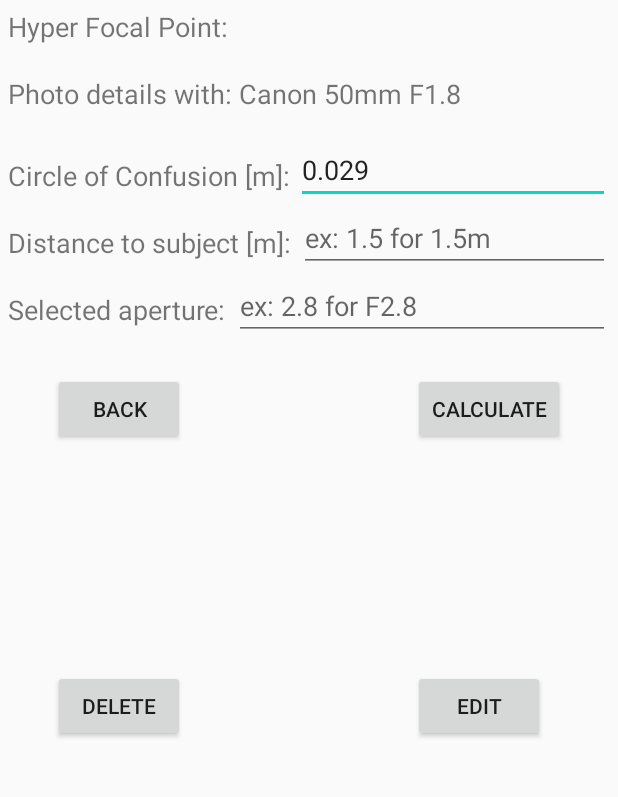
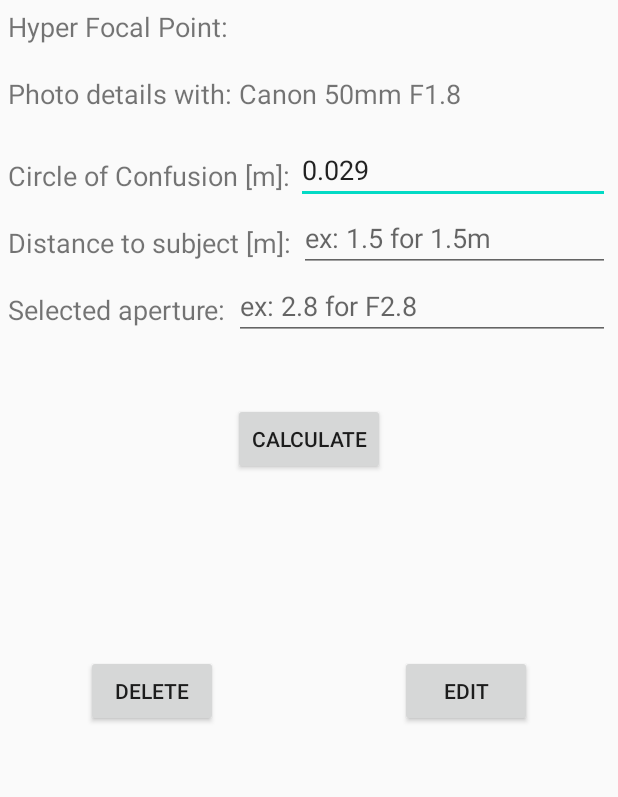
Before and after one commit to jevidin/DepthOfFieldCalculator, an Android app: the CalculateDOFActivity screen opened directly, with no data from a screen before it, on a phone screen of 412 x 824 dp, the part 211-1008 px from its top. Run offline under Robolectric (Android 15) with nearby library versions, the phone set to English and light mode, and no system bars.

Commit message:
[tamseant] added app bar buttons functionality and removed duplicate buttons

```diff
--- a/app/src/main/java/com/example/assignment2/CalculateDOFActivity.java
+++ b/app/src/main/java/com/example/assignment2/CalculateDOFActivity.java
@@ -1,5 +1,6 @@
 package com.example.assignment2;
 
+import androidx.annotation.NonNull;
 import androidx.appcompat.app.AppCompatActivity;
 
 import android.content.Context;
@@ -7,6 +8,7 @@ import android.content.Intent;
 import android.os.Bundle;
 import android.view.Menu;
 import android.view.MenuInflater;
+import android.view.MenuItem;
 import android.view.View;
 import android.widget.ArrayAdapter;
 import android.widget.Button;
@@ -38,7 +40,6 @@ public class CalculateDOFActivity extends AppCompatActivity {
         extractDataFromIntent();
         displayLens();
         setUpCalculateBtn();
-        setUpBackBtn();
         setUpEditBtn();
         setUpDeleteBtn();
     }
@@ -48,6 +49,18 @@ public class CalculateDOFActivity extends AppCompatActivity {
         MenuInflater inflater = getMenuInflater();
         inflater.inflate(R.menu.menu_calculate, menu);
         return true;
+    }
+
+    @Override
+    public boolean onOptionsItemSelected(@NonNull MenuItem item) {
+        switch(item.getItemId()){
+            case R.id.action_back:
+                //Toast.makeText(CalculateDOFActivity.this, "Back pressed", Toast.LENGTH_SHORT).show();
+                finish();
+                return true;
+            default:
+                return super.onOptionsItemSelected(item);
+        }
     }
 
     public void onRestart() {
@@ -110,18 +123,6 @@ public class CalculateDOFActivity extends AppCompatActivity {
     }
 
 
-    private void setUpBackBtn() {
-        Button btn = findViewById(R.id.Calculate_btnBack);
-        btn.setOnClickListener(new View.OnClickListener() {
-            @Override
-            public void onClick(View v) {
-                finish();
-            }
-        });
-    }
-
-
-
     public static Intent makeLaunchIntent(Context context, int lensIdx){
         Intent intent = new Intent(context, CalculateDOFActivity.class);
         intent.putExtra(EXTRA_LENS_INDEX, lensIdx);
--- a/app/src/main/res/layout/activity_calculate_dof.xml
+++ b/app/src/main/res/layout/activity_calculate_dof.xml
@@ -6,17 +6,6 @@
     android:layout_height="match_parent"
     tools:context=".CalculateDOFActivity">
 
-
-    <Button
-        android:id="@+id/Calculate_btnBack"
-        android:layout_width="wrap_content"
-        android:layout_height="wrap_content"
-        android:layout_marginStart="35dp"
-        android:layout_marginLeft="35dp"
-        android:layout_marginTop="30dp"
-        android:text="@string/backBtn"
-        app:layout_constraintStart_toStartOf="parent"
-        app:layout_constraintTop_toBottomOf="@+id/txtAperture" />
 
     <TextView
         android:id="@+id/textViewNFP"
@@ -104,11 +93,12 @@
         android:id="@+id/calculateBtn"
         android:layout_width="wrap_content"
         android:layout_height="wrap_content"
-        android:layout_marginEnd="35dp"
-        android:layout_marginRight="35dp"
+        android:layout_marginTop="50dp"
         android:text="@string/calculateBtn"
         app:layout_constraintEnd_toEndOf="parent"
-        app:layout_constraintTop_toTopOf="@+id/Calculate_btnBack" />
+        app:layout_constraintHorizontal_bias="0.5"
+        app:layout_constraintStart_toStartOf="parent"
+        app:layout_constraintTop_toBottomOf="@+id/txtAperture" />
 
     <EditText
         android:id="@+id/inputCOC"
@@ -162,18 +152,22 @@
         android:id="@+id/btnEdit"
         android:layout_width="wrap_content"
         android:layout_height="wrap_content"
-        android:layout_marginTop="150dp"
+        android:layout_marginStart="10dp"
+        android:layout_marginLeft="10dp"
+        android:layout_marginTop="120dp"
         android:text="Edit"
-        app:layout_constraintStart_toStartOf="@+id/calculateBtn"
+        app:layout_constraintStart_toEndOf="@+id/calculateBtn"
         app:layout_constraintTop_toBottomOf="@+id/calculateBtn" />
 
     <Button
         android:id="@+id/btnDelete"
         android:layout_width="wrap_content"
         android:layout_height="wrap_content"
-        android:layout_marginTop="150dp"
+        android:layout_marginTop="120dp"
+        android:layout_marginEnd="10dp"
+        android:layout_marginRight="10dp"
         android:text="Delete"
-        app:layout_constraintStart_toStartOf="@+id/Calculate_btnBack"
-        app:layout_constraintTop_toBottomOf="@+id/Calculate_btnBack" />
+        app:layout_constraintEnd_toStartOf="@+id/calculateBtn"
+        app:layout_constraintTop_toBottomOf="@+id/calculateBtn" />
 
 </androidx.constraintlayout.widget.ConstraintLayout>
--- a/app/src/main/res/menu/menu_calculate.xml
+++ b/app/src/main/res/menu/menu_calculate.xml
@@ -5,12 +5,8 @@
     <item
         android:id="@+id/action_back"
         android:orderInCategory="100"
-        android:title="HOHO"
+        android:title="Back"
         app:showAsAction="never" />
 
-    <item
-        android:id="@+id/action_save"
-        android:orderInCategory="100"
-        android:title="@string/save"
-        app:showAsAction="never" />
+
 </menu>
```
Also changed, not shown: app/src/main/java/com/example/assignment2/AddLensActivity.java (+20 -29 lines), app/src/main/java/com/example/assignment2/EditLensActivity.java (+14 -21 lines), app/src/main/res/layout/activity_add_lens.xml (+0 -21 lines), app/src/main/res/layout/activity_edit_lens.xml (+0 -22 lines), app/src/main/res/menu/menu_add.xml (+7 -5 lines), app/src/main/res/menu/menu_edit.xml (+7 -5 lines).
